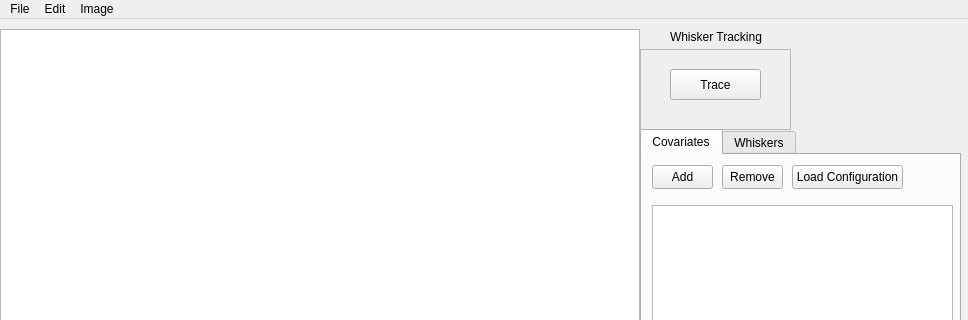
paulmthompson/WhiskerToolbox, file src/mainwindow.ui: the form before one commit; both pictures show x 0 to 968 and y 0 to 320 of the 968 by 635 pixel window.
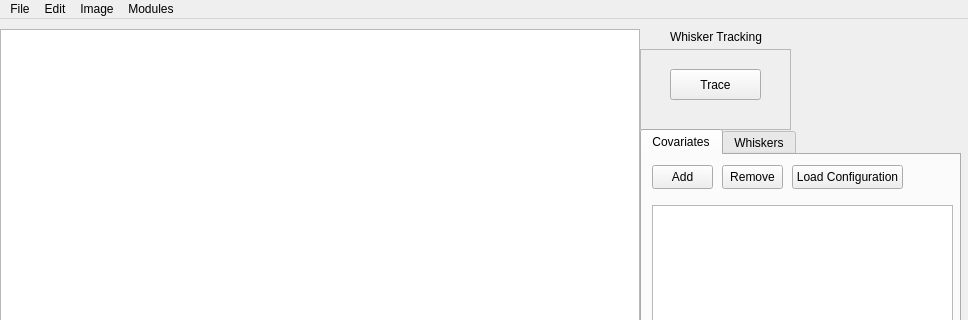
The form after the commit. Icons and pictures are not drawn.

Patch:
```diff
--- a/src/mainwindow.ui
+++ b/src/mainwindow.ui
@@ -347,9 +347,16 @@
     </property>
     <addaction name="actionTake_Snapshot"/>
    </widget>
+   <widget class="QMenu" name="menuModules">
+    <property name="title">
+     <string>Modules</string>
+    </property>
+    <addaction name="actionWhisker_Tracking"/>
+   </widget>
    <addaction name="menuFile"/>
    <addaction name="menuEdit"/>
    <addaction name="menuImage"/>
+   <addaction name="menuModules"/>
   </widget>
   <widget class="QStatusBar" name="statusbar"/>
   <action name="actionLoad_Video">
```
Left out of the diff: 5 changed lines with no effect on the pictures.
